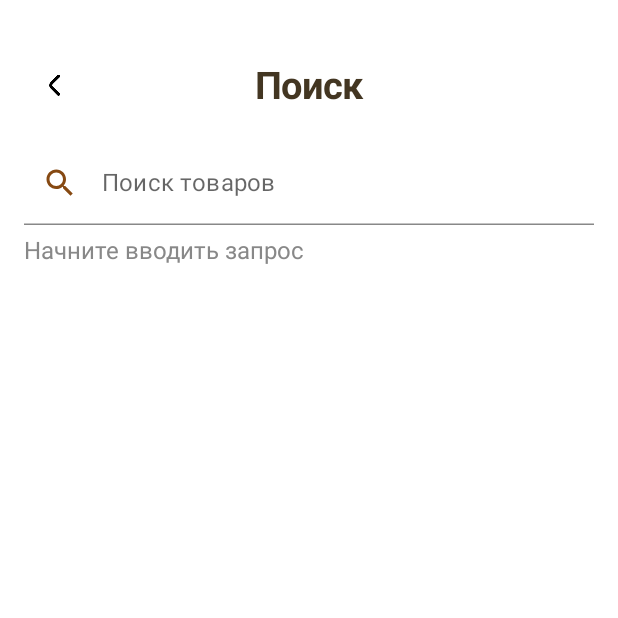
After one commit to PoetOrpheus/SugarCrash, an Android app built with Jetpack Compose: the SearchActivity screen opened directly, with no data from a screen before it, on a phone screen of 412 x 824 dp, the top half of it. The commit adds this screen. Run offline under Robolectric (Android 15) with nearby library versions, the phone set to English and light mode, and no system bars; our stand-ins replace Firebase (no records; nobody signed in at launch, a user with empty details on screens opened directly), constraintlayout-compose, livedata-compose.

Commit message:
Добавил поисковик. Есть проблема с поисковиком.ПОСЛЕ ДОБАВЛЕНИЯ ОБРАБОТКИ НАЖАТИЯ НА ENTER СТАЛО С ЗАДЕРЖКОЙ ВВОДИТСЯ БУКВЫ

```diff
--- a/app/src/main/AndroidManifest.xml
+++ b/app/src/main/AndroidManifest.xml
@@ -14,6 +14,12 @@
         android:supportsRtl="true"
         android:theme="@style/Theme.FoodShopTestCase"
         tools:targetApi="31">
+        <activity
+            android:name=".Activity.Search.SearchResultsActivity"
+            android:exported="false" />
+        <activity
+            android:name=".Activity.Search.SearchActivity"
+            android:exported="false" />
         <activity
             android:name=".Activity.Order.OrderActivity"
             android:exported="false" />
--- a/app/src/main/java/com/example/foodshoptestcase/Activity/Dashboard/MainActivity.kt
+++ b/app/src/main/java/com/example/foodshoptestcase/Activity/Dashboard/MainActivity.kt
@@ -43,6 +43,7 @@ import com.example.foodshoptestcase.Activity.Favorite.FavoriteActivity
 import com.example.foodshoptestcase.Activity.ListItems.FullListItemsActivity
 import com.example.foodshoptestcase.Activity.Order.OrderActivity
 import com.example.foodshoptestcase.Activity.Profile.ProfileActivity
+import com.example.foodshoptestcase.Activity.Search.SearchActivity
 import com.example.foodshoptestcase.Domain.CategoryModel
 import com.example.foodshoptestcase.Domain.ItemsModel
 import com.example.foodshoptestcase.Domain.SliderModel
@@ -55,7 +56,7 @@ class MainActivity : BaseActivity() {
         setContent {
             DashboardScreen(
                 onCartClick = { startActivity(Intent(this, CartActivity::class.java)) },
-                onSearchClick = { startActivity(Intent(this,ProfileActivity::class.java)) },
+                onSearchClick = { startActivity(Intent(this,SearchActivity::class.java)) },
                 onAllItemClick = { startActivity(Intent(this,FullListItemsActivity::class.java))},
                 onFavoriteClick = {startActivity(Intent(this,FavoriteActivity::class.java))},
                 onOrderClick = {startActivity(Intent(this,OrderActivity::class.java))},
--- /dev/null
+++ b/app/src/main/java/com/example/foodshoptestcase/Activity/Search/SearchActivity.kt
@@ -0,0 +1,238 @@
+package com.example.foodshoptestcase.Activity.Search
+
+import android.content.Intent
+import android.os.Bundle
+import androidx.activity.compose.setContent
+import androidx.compose.animation.AnimatedVisibility
+import androidx.compose.animation.fadeIn
+import androidx.compose.animation.fadeOut
+import androidx.compose.foundation.Image
+import androidx.compose.foundation.background
+import androidx.compose.foundation.clickable
+import androidx.compose.foundation.layout.*
+import androidx.compose.foundation.lazy.LazyColumn
+import androidx.compose.foundation.lazy.items
+import androidx.compose.foundation.text.KeyboardActions
+import androidx.compose.foundation.text.KeyboardOptions
+import androidx.compose.material.*
+import androidx.compose.material.icons.Icons
+import androidx.compose.material.icons.filled.Clear
+import androidx.compose.material.icons.filled.Search
+import androidx.compose.runtime.*
+import androidx.compose.runtime.livedata.observeAsState
+import androidx.compose.ui.Alignment
+import androidx.compose.ui.Modifier
+import androidx.compose.ui.graphics.Color
+import androidx.compose.ui.platform.LocalContext
+import androidx.compose.ui.res.colorResource
+import androidx.compose.ui.res.painterResource
+import androidx.compose.ui.text.font.FontWeight
+import androidx.compose.ui.text.input.ImeAction
+import androidx.compose.ui.text.input.KeyboardType
+import androidx.compose.ui.text.style.TextAlign
+import androidx.compose.ui.unit.dp
+import androidx.compose.ui.unit.sp
+import androidx.constraintlayout.compose.ConstraintLayout
+import com.example.foodshoptestcase.Activity.BaseActivity
+import com.example.foodshoptestcase.Activity.Datail.DetailActivity
+import com.example.foodshoptestcase.Domain.ItemsModel
+import com.example.foodshoptestcase.R
+import com.example.foodshoptestcase.ViewModel.MainViewModel
+
+class SearchActivity : BaseActivity() {
+    private val viewModel = MainViewModel()
+
+    override fun onCreate(savedInstanceState: Bundle?) {
+        super.onCreate(savedInstanceState)
+        setContent {
+            SearchScreen(viewModel = viewModel, onBackClick = { finish() })
+        }
+    }
+}
+
+@Composable
+fun SearchScreen(
+    viewModel: MainViewModel,
+    onBackClick: () -> Unit,
+) {
+    val context = LocalContext.current
+    val allProducts by viewModel.loadBestSeller().observeAsState(initial = null)
+    var searchQuery by remember { mutableStateOf("") }
+
+    Column(
+        modifier = Modifier
+            .fillMaxSize()
+            .background(Color.White)
+    ) {
+        ConstraintLayout(
+            modifier = Modifier
+                .fillMaxWidth()
+                .padding(top = 36.dp, start = 16.dp, end = 16.dp)
+        ) {
+            val (backBtn, titleTxt) = createRefs()
+            Text(
+                text = "Поиск",
+                modifier = Modifier
+                    .fillMaxWidth()
+                    .constrainAs(titleTxt) { centerTo(parent) },
+                textAlign = TextAlign.Center,
+                fontWeight = FontWeight.Bold,
+                fontSize = 25.sp,
+                color = colorResource(R.color.darkBrown)
+            )
+            Image(
+                painter = painterResource(R.drawable.back),
+                contentDescription = "Назад",
+                modifier = Modifier
+                    .clickable { onBackClick() }
+                    .constrainAs(backBtn) {
+                        top.linkTo(parent.top)
+                        bottom.linkTo(parent.bottom)
+                        start.linkTo(parent.start)
+                    }
+            )
+        }
+
+        Column(
+            modifier = Modifier
+                .fillMaxSize()
+                .padding(16.dp)
+        ) {
+            SearchBar(
+                query = searchQuery,
+                onQueryChange = { searchQuery = it },
+                onSearchClick = {
+                    if (searchQuery.isNotEmpty()) {
+                        val intent = Intent(context, SearchResultsActivity::class.java).apply {
+                            putExtra("query", searchQuery)
+                        }
+                        context.startActivity(intent)
+                    }
+                }
+            )
+
+            AnimatedVisibility(
+                visible = allProducts == null,
+                enter = fadeIn(),
+                exit = fadeOut()
+            ) {
+                Box(
+                    modifier = Modifier.fillMaxSize(),
+                    contentAlignment = Alignment.Center
+                ) {
+                    CircularProgressIndicator(color = colorResource(R.color.midBrown))
+                }
+            }
+
+            AnimatedVisibility(
+                visible = allProducts != null,
+                enter = fadeIn(),
+                exit = fadeOut()
+            ) {
+                val filteredProducts by remember(searchQuery, allProducts) {
+                    derivedStateOf {
+                        if (searchQuery.isNotEmpty() && allProducts != null) {
+                            allProducts!!.filter { it.title.contains(searchQuery, ignoreCase = true) }
+                        } else {
+                            emptyList()
+                        }
+                    }
+                }
+
+                Column {
+                    if (searchQuery.isEmpty()) {
+                        Text(
+                            text = "Начните вводить запрос",
+                            modifier = Modifier.align(Alignment.CenterHorizontally).padding(top = 8.dp),
+                            color = Color.Gray,
+                            fontSize = 16.sp
+                        )
+                    } else if (filteredProducts.isEmpty()) {
+                        Text(
+                            text = "Товары не найдены",
+                            modifier = Modifier.align(Alignment.CenterHorizontally).padding(top = 8.dp),
+                            color = Color.Gray,
+                            fontSize = 16.sp
+                        )
+                    } else {
+                        LazyColumn(
+                            contentPadding = PaddingValues(vertical = 8.dp)
+                        ) {
+                            items(filteredProducts) { product ->
+                                ProductItem(product, onClick = {
+                                    val intent = Intent(context, DetailActivity::class.java).apply {
+                                        putExtra("object", product)
+                                    }
+                                    context.startActivity(intent)
+                                })
+                                Divider(
+                                    color = colorResource(R.color.lightGrey),
+                                    thickness = 1.dp
+                                )
+                            }
+                        }
+                    }
+                }
+            }
+        }
+    }
+}
+
+@Composable
+fun SearchBar(query: String, onQueryChange: (String) -> Unit, onSearchClick: () -> Unit) {
+    TextField(
+        value = query,
+        onValueChange = onQueryChange,
+        modifier = Modifier
+            .fillMaxWidth()
+            .background(Color.White),
+        placeholder = { Text("Поиск товаров") },
+        leadingIcon = {
+            IconButton(onClick = onSearchClick) {
+                Icon(
+                    imageVector = Icons.Default.Search,
+                    contentDescription = "Иконка поиска",
+                    tint = colorResource(R.color.midBrown)
+                )
+            }
+        },
+        trailingIcon = {
+            if (query.isNotEmpty()) {
+                IconButton(onClick = { onQueryChange("") }) {
+                    Icon(
+                        imageVector = Icons.Default.Clear,
+                        contentDescription = "Очистить поиск",
+                        tint = colorResource(R.color.midBrown)
+                    )
+                }
+            }
+        },
+        singleLine = true,
+        keyboardOptions = KeyboardOptions(
+            keyboardType = KeyboardType.Text,
+            imeAction = ImeAction.Search
+        ),
+        keyboardActions = KeyboardActions(
+            onSearch = { onSearchClick() }
+        ),
+        colors = TextFieldDefaults.textFieldColors(
+            backgroundColor = Color.White,
+            focusedIndicatorColor = colorResource(R.color.midBrown),
+            unfocusedIndicatorColor = Color.Gray,
+            cursorColor = colorResource(R.color.darkBrown)
+        )
+    )
+}
+
+@Composable
+fun ProductItem(product: ItemsModel, onClick: () -> Unit) {
+    Text(
+        text = product.title,
+        modifier = Modifier
+            .fillMaxWidth()
+            .padding(16.dp)
+            .clickable { onClick() },
+        fontSize = 16.sp,
+        color = colorResource(R.color.darkBrown)
+    )
+}
```
Also changed, not shown: app/src/main/java/com/example/foodshoptestcase/Activity/Search/SearchResultsActivity.kt (added, +242 -0 lines).
